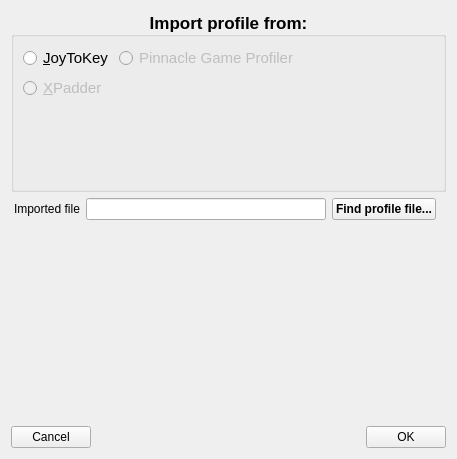
Above: src/profileimporter.ui from AntiMicroX/antimicrox before the change. Below: the same form after it.
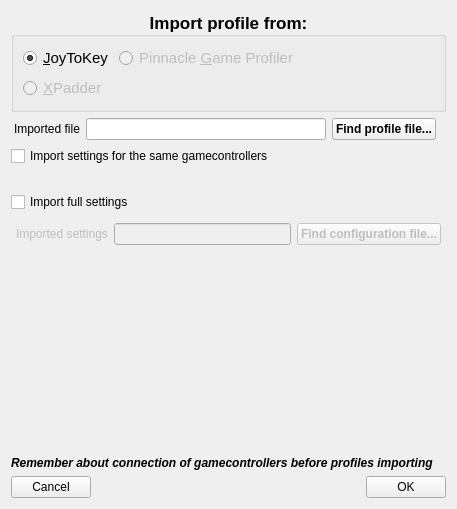
That is the form after the change.

Commit message: First part of class "profileimporter"

Patch:
```diff
--- a/src/profileimporter.ui
+++ b/src/profileimporter.ui
@@ -48,6 +48,9 @@
               <property name="text">
                <string>&amp;JoyToKey</string>
               </property>
+              <property name="checked">
+               <bool>true</bool>
+              </property>
              </widget>
             </item>
             <item row="0" column="1">
@@ -63,7 +66,7 @@
                </font>
               </property>
               <property name="text">
-               <string>Pinnacle Game Profiler</string>
+               <string>Pinnacle &amp;Game Profiler</string>
               </property>
              </widget>
             </item>
@@ -132,6 +135,79 @@
          </item>
         </layout>
        </item>
+       <item>
+        <widget class="QCheckBox" name="importSameCheckbox">
+         <property name="text">
+          <string>Import settings for the same gamecontrollers </string>
+         </property>
+        </widget>
+       </item>
+       <item>
+        <widget class="QLabel" name="label_2">
+         <property name="text">
+          <string/>
+         </property>
+        </widget>
+       </item>
+       <item>
+        <widget class="QCheckBox" name="fullSettCheckBox">
+         <property name="toolTip">
+          <string>not only from chosen profile</string>
+         </property>
+         <property name="text">
+          <string>Import full settings</string>
+         </property>
+        </widget>
+       </item>
+       <item>
+        <layout class="QHBoxLayout" name="horizontalLayout_3">
+         <property name="leftMargin">
+          <number>5</number>
+         </property>
+         <property name="topMargin">
+          <number>5</number>
+         </property>
+         <property name="rightMargin">
+          <number>5</number>
+         </property>
+         <property name="bottomMargin">
+          <number>5</number>
+         </property>
+         <item>
+          <widget class="QLabel" name="configLabel">
+           <property name="enabled">
+            <bool>false</bool>
+           </property>
+           <property name="text">
+            <string>Imported settings</string>
+           </property>
+          </widget>
+         </item>
+         <item>
+          <widget class="QLineEdit" name="configLineEdit">
+           <property name="enabled">
+            <bool>false</bool>
+           </property>
+          </widget>
+         </item>
+         <item>
+          <widget class="QPushButton" name="findConfigBtn">
+           <property name="enabled">
+            <bool>false</bool>
+           </property>
+           <property name="font">
+            <font>
+             <weight>75</weight>
+             <bold>true</bold>
+            </font>
+           </property>
+           <property name="text">
+            <string>Find configuration file...</string>
+           </property>
+          </widget>
+         </item>
+        </layout>
+       </item>
        <item>
         <spacer name="verticalSpacer">
          <property name="orientation">
@@ -148,6 +224,26 @@
          </property>
         </spacer>
        </item>
+       <item>
+        <widget class="QLabel" name="label_3">
+         <property name="font">
+          <font>
+           <weight>75</weight>
+           <italic>true</italic>
+           <bold>true</bold>
+          </font>
+         </property>
+         <property name="text">
+          <string>Remember about connection of gamecontrollers before profiles importing</string>
+         </property>
+         <property name="wordWrap">
+          <bool>true</bool>
+         </property>
+         <property name="margin">
+          <number>6</number>
+         </property>
+        </widget>
+       </item>
        <item>
         <layout class="QHBoxLayout" name="horizontalLayout_2">
          <item>
```
The commit also changes 2 other files.
